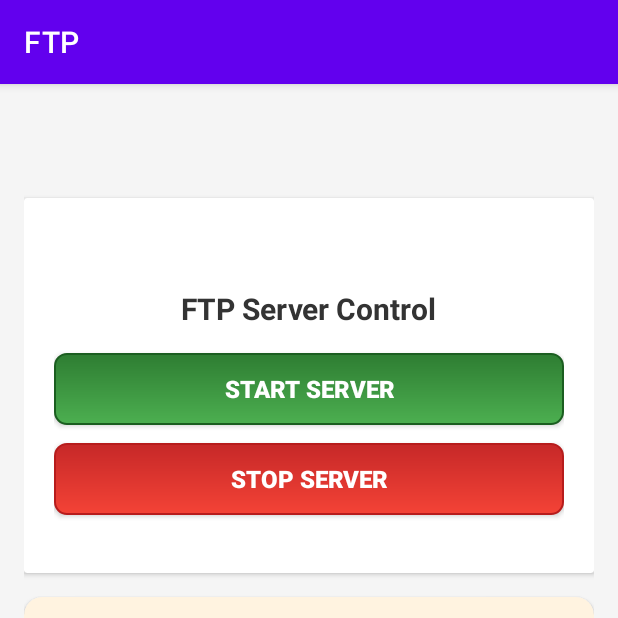
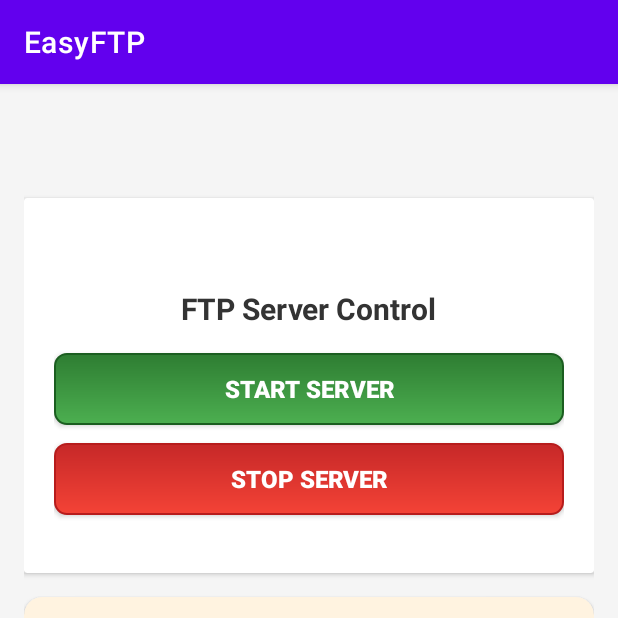
Before and after one commit to sanjaya999/android_ftp_server, an Android app: the screen it shows after launch (MainActivity), after a tap on "STOP SERVER", on a phone screen of 412 x 824 dp, the top half of it. Run offline under Robolectric (Android 15) with nearby library versions, the phone set to English and light mode, and no system bars; 2 statements that could not run were skipped.

Commit message:
Refactor: Improve UI logic and add Javadoc comments
This commit introduces several changes to `MainActivity.java`:
- The `server_info_card` visibility is now controlled by the server state: it becomes visible when the server starts and hidden when it stops.
- Extensive Javadoc comments have been added to `requestNeededPermissions()`, `getNeededPermissions()`, and `checkAndRequestAllFilesAccess()` to clarify their functionality and the permission handling logic.
- Removed commented-out code and redundant logging statements for cleaner code.
- Changed the app name in `strings.xml` from "FTP" to "EasyFTP".
- Added Javadoc to the `IpUtils` class.

```diff
--- a/app/src/main/java/com/ebook/ftp/IpUtils.java
+++ b/app/src/main/java/com/ebook/ftp/IpUtils.java
@@ -6,6 +6,9 @@ import java.net.SocketException;
 import java.util.Collections;
 import java.util.List;
 
+/**
+ * Utility class for IP address related operations.
+ */
 public class IpUtils {
     public static String getLocalIpAddress(){
         try{
--- a/app/src/main/java/com/ebook/ftp/MainActivity.java
+++ b/app/src/main/java/com/ebook/ftp/MainActivity.java
@@ -9,6 +9,7 @@ import android.os.Bundle;
 import android.os.Environment;
 import android.provider.Settings;
 import android.util.Log;
+import android.view.View;
 import android.widget.TextView;
 import android.widget.Toast;
 
@@ -16,6 +17,7 @@ import androidx.activity.result.ActivityResultLauncher;
 import androidx.activity.result.contract.ActivityResultContracts;
 import androidx.appcompat.app.AppCompatActivity;
 import androidx.appcompat.widget.AppCompatButton;
+import androidx.cardview.widget.CardView;
 import androidx.core.content.ContextCompat;
 
 import java.io.File;
@@ -29,8 +31,9 @@ public class MainActivity extends AppCompatActivity {
     TextView showText;
     AppCompatButton startBtn;
     AppCompatButton stopBtn;
+    CardView serverInfoCard;
 
-    // Modern way to handle permission requests
+
     private ActivityResultLauncher<String[]> requestPermissionLauncher;
 
     @Override
@@ -41,8 +44,8 @@ public class MainActivity extends AppCompatActivity {
         startBtn = findViewById(R.id.start_server);
         stopBtn = findViewById(R.id.end_server);
         showText = findViewById(R.id.show_ip);
+        serverInfoCard = findViewById(R.id.server_info_card);
 
-        // --- Setup Permission Launcher ---
         requestPermissionLauncher = registerForActivityResult(
                 new ActivityResultContracts.RequestMultiplePermissions(),
                 permissions -> {
@@ -55,23 +58,22 @@ public class MainActivity extends AppCompatActivity {
                     }
                     if (allGranted) {
                         Log.d(TAG, "All required permissions granted.");
-                        checkAndRequestAllFilesAccess(); // Now check for All Files Access
+                        checkAndRequestAllFilesAccess();
                     } else {
                         Toast.makeText(this, "Please grant all required permissions.", Toast.LENGTH_LONG).show();
-                        // You might want to disable buttons or show a more specific message
                     }
                 });
 
-        // --- Request Permissions on Start ---
         requestNeededPermissions();
 
-        // --- Button Click Listeners ---
         startBtn.setOnClickListener(view -> {
             Log.d(TAG, "Start button clicked.");
             // Ensure permissions before starting
             if (hasRequiredPermissions()) {
                 Intent startIntent = new Intent(this, FtpService.class);
                 startIntent.setAction(FtpService.ACTION_START);
+                serverInfoCard.setVisibility(View.VISIBLE);
+
                 if (Build.VERSION.SDK_INT >= Build.VERSION_CODES.O) {
                     startForegroundService(startIntent); // Use this for Android 8+
                 } else {
@@ -89,7 +91,7 @@ public class MainActivity extends AppCompatActivity {
             Intent stopIntent = new Intent(this, FtpService.class);
             stopIntent.setAction(FtpService.ACTION_STOP);
             startService(stopIntent); // No need for startForegroundService to stop
-            showText.setText(""); // Clear UI
+            serverInfoCard.setVisibility(View.GONE);
             Toast.makeText(this, "FTP Server Stopping...", Toast.LENGTH_SHORT).show();
         });
 
@@ -124,6 +126,19 @@ public class MainActivity extends AppCompatActivity {
     }
 
 
+    /**
+     * Requests necessary permissions from the user.
+     *
+     * This method first identifies which of the "needed" permissions (as defined by `getNeededPermissions()`)
+     * have not yet been granted by the user.
+     *
+     * If there are any ungranted standard permissions, it launches a system dialog to request them.
+     *
+     * If all standard permissions are already granted, it proceeds to check and request
+     * the "All Files Access" permission (if applicable and not granted).
+     *
+     * Logging is used to track the permission request process.
+     */
     private void requestNeededPermissions() {
         List<String> permissionsToRequest = new ArrayList<>();
         List<String> neededPermissions = getNeededPermissions();
@@ -139,24 +154,37 @@ public class MainActivity extends AppCompatActivity {
             requestPermissionLauncher.launch(permissionsToRequest.toArray(new String[0]));
         } else {
             Log.d(TAG, "Standard permissions already granted, checking All Files Access.");
-            checkAndRequestAllFilesAccess(); // If standard perms exist, check the special one
+            checkAndRequestAllFilesAccess();
         }
     }
 
+    /**
+     * Determines and returns a list of permissions required by the application based on the Android API level.
+     *
+     * <p>The permissions included are:
+     * <ul>
+     *   <li>{@link Manifest.permission#POST_NOTIFICATIONS}: Required on Android 13 (API level 33) and above
+     *       for the application to post notifications.</li>
+     *   <li>{@link Manifest.permission#WAKE_LOCK}: Always required to prevent the processor from sleeping
+     *       or the screen from dimming.</li>
+     *   <li>{@link Manifest.permission#READ_EXTERNAL_STORAGE}: Required on Android versions below
+     *       Android 11 (API level 30) to read from external storage.</li>
+     *   <li>{@link Manifest.permission#WRITE_EXTERNAL_STORAGE}: Required on Android versions below
+     *       Android 11 (API level 30) to write to external storage.</li>
+     * </ul>
+     *
+     * @return A {@link List} of {@link String} objects, where each string represents a permission
+     *         that the application needs to function correctly.
+     */
     private List<String> getNeededPermissions() {
         List<String> needed = new ArrayList<>();
 
         if (Build.VERSION.SDK_INT >= Build.VERSION_CODES.TIRAMISU) {
             needed.add(Manifest.permission.POST_NOTIFICATIONS);
-            // On Tiramisu+, you might still need media permissions if NOT using All Files Access
-            // but since we *are* aiming for All Files Access, POST_NOTIFICATIONS is key.
         }
 
-        // We aim for All Files Access, but WAKE_LOCK is separate.
         needed.add(Manifest.permission.WAKE_LOCK);
 
-        // You no longer need READ/WRITE_EXTERNAL_STORAGE if you get MANAGE_EXTERNAL_STORAGE
-        // but it doesn't hurt to ask on older versions.
         if (Build.VERSION.SDK_INT < Build.VERSION_CODES.R) {
             needed.add(Manifest.permission.READ_EXTERNAL_STORAGE);
             needed.add(Manifest.permission.WRITE_EXTERNAL_STORAGE);
@@ -166,6 +194,30 @@ public class MainActivity extends AppCompatActivity {
     }
 
 
+    /**
+     * Checks if the app has "All Files Access" (MANAGE_EXTERNAL_STORAGE) permission on Android R (API 30) and above.
+     * If the permission is not granted, it guides the user to the system settings to grant it.
+     *
+     * This permission is required for apps that need broad access to shared storage.
+     *
+     * The method performs the following steps:
+     * 1. Checks if the current Android version is R (API 30) or higher. If not, the method does nothing.
+     * 2. If on Android R or higher, it checks if `Environment.isExternalStorageManager()` returns true,
+     *    which indicates that the app already has the "All Files Access" permission.
+     * 3. If the permission is not granted:
+     *    a. Logs a message indicating that the permission is being requested.
+     *    b. Displays a Toast message to the user explaining the need for the permission.
+     *    c. Attempts to launch the specific app settings screen for "All Files Access" permission
+     *       using `Settings.ACTION_MANAGE_APP_ALL_FILES_ACCESS_PERMISSION`.
+     *    d. If launching the app-specific settings fails (e.g., on some custom ROMs or due to unforeseen issues),
+     *       it falls back to launching the general "Manage All Files Access" settings screen using
+     *       `Settings.ACTION_MANAGE_ALL_FILES_ACCESS_PERMISSION`.
+     * 4. If the permission is already granted, it logs a message indicating that.
+     *
+     * Note: The user will be taken out of the app to the system settings screen. The app should handle
+     * the result of this permission request in `onActivityResult` or by re-checking the permission status
+     * when the app resumes (e.g., in `onResume`).
+     */
     private void checkAndRequestAllFilesAccess() {
         if (Build.VERSION.SDK_INT >= Build.VERSION_CODES.R) {
             if (!Environment.isExternalStorageManager()) {
@@ -188,14 +240,11 @@ public class MainActivity extends AppCompatActivity {
         }
     }
 
-    // You might need to override onResume to re-check permissions if the user
-    // comes back from settings.
+
     @Override
     protected void onResume() {
         super.onResume();
-        updateIpAddress(); // Update IP on resume
-        // Optionally re-check permissions here
+        updateIpAddress();
     }
 
-    // You no longer need onRequestPermissionsResult if using ActivityResultLauncher
 }
--- a/app/src/main/res/values/strings.xml
+++ b/app/src/main/res/values/strings.xml
@@ -1,3 +1,3 @@
 <resources>
-    <string name="app_name">FTP</string>
+    <string name="app_name">EasyFTP</string>
 </resources>
```
